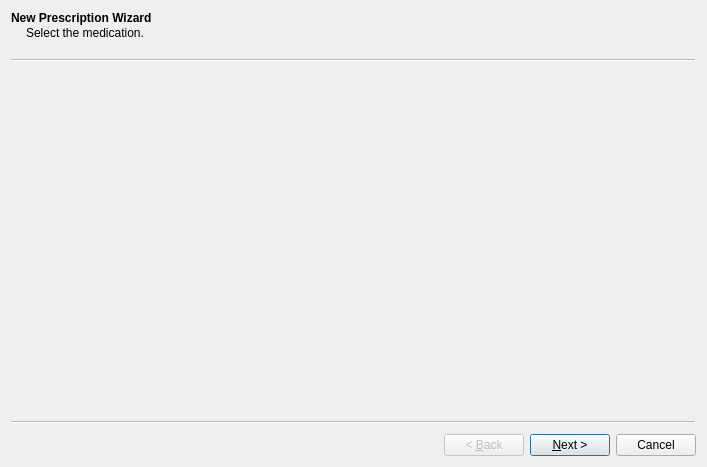
kyledevans/Medicine-Track, file mtrack/alterprescriptionwizard.ui: the form before one commit.
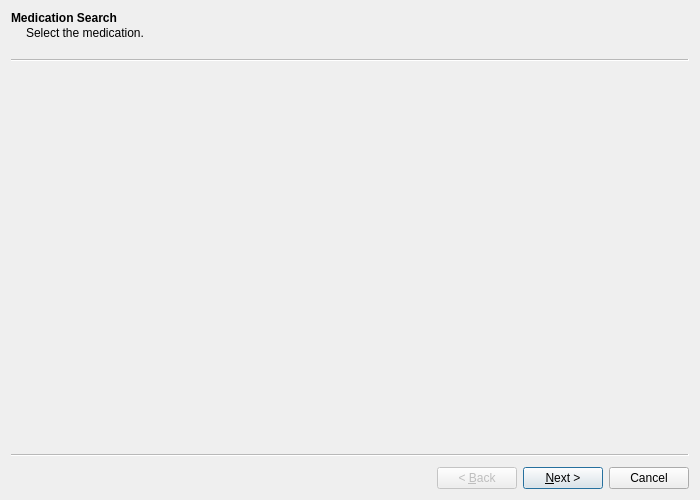
The form after the commit. Custom widgets are drawn as their Qt base class.

What changed in the file:
```diff
--- a/mtrack/alterprescriptionwizard.ui
+++ b/mtrack/alterprescriptionwizard.ui
@@ -2,20 +2,30 @@
 <ui version="4.0">
  <class>AlterPrescriptionWizard</class>
  <widget class="QWizard" name="AlterPrescriptionWizard">
-  <property name="geometry">
-   <rect>
-    <x>0</x>
-    <y>0</y>
-    <width>707</width>
-    <height>467</height>
-   </rect>
+  <property name="sizePolicy">
+   <sizepolicy hsizetype="Fixed" vsizetype="Fixed">
+    <horstretch>0</horstretch>
+    <verstretch>0</verstretch>
+   </sizepolicy>
+  </property>
+  <property name="minimumSize">
+   <size>
+    <width>700</width>
+    <height>500</height>
+   </size>
+  </property>
+  <property name="maximumSize">
+   <size>
+    <width>700</width>
+    <height>500</height>
+   </size>
   </property>
   <property name="windowTitle">
    <string>Wizard</string>
   </property>
   <widget class="APW_Page00" name="page0">
    <property name="title">
-    <string>New Prescription Wizard</string>
+    <string>Medication Search</string>
    </property>
    <property name="subTitle">
     <string>Select the medication.</string>
```
Left out of the diff: 6 changed lines with no effect on the pictures.
